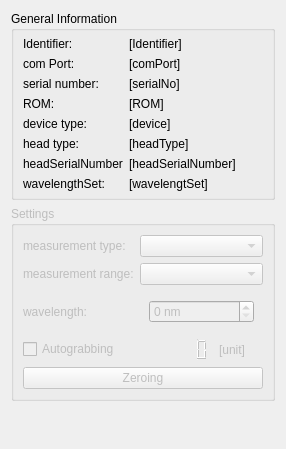
itom-project/plugins, file OphirPowermeter/dockWidgetOphirPowermeter.ui: the form before one commit.
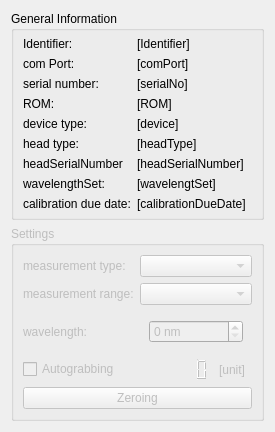
The form after the commit.

Commit message: OphirPowermeter: improved init of plugin

```diff
--- a/OphirPowermeter/dockWidgetOphirPowermeter.ui
+++ b/OphirPowermeter/dockWidgetOphirPowermeter.ui
@@ -6,8 +6,8 @@
    <rect>
     <x>0</x>
     <y>0</y>
-    <width>286</width>
-    <height>417</height>
+    <width>262</width>
+    <height>425</height>
    </rect>
   </property>
   <property name="windowTitle">
@@ -136,13 +136,6 @@
         </property>
        </widget>
       </item>
-      <item row="6" column="0">
-       <widget class="QLabel" name="label_5">
-        <property name="text">
-         <string>headSerialNumber</string>
-        </property>
-       </widget>
-      </item>
       <item row="6" column="1">
        <widget class="QLabel" name="lblHeadSerialNumber">
         <property name="text">
@@ -150,10 +143,31 @@
         </property>
        </widget>
       </item>
+      <item row="6" column="0">
+       <widget class="QLabel" name="label_5">
+        <property name="text">
+         <string>headSerialNumber</string>
+        </property>
+       </widget>
+      </item>
+      <item row="8" column="0">
+       <widget class="QLabel" name="label_11">
+        <property name="text">
+         <string>calibration due date:</string>
+        </property>
+       </widget>
+      </item>
+      <item row="8" column="1">
+       <widget class="QLabel" name="lblCalibrationDueDate">
+        <property name="text">
+         <string>[calibrationDueDate]</string>
+        </property>
+       </widget>
+      </item>
      </layout>
     </widget>
    </item>
-   <item row="1" column="0" colspan="2">
+   <item row="2" column="0" colspan="2">
     <widget class="QGroupBox" name="groupBoxSettings">
      <property name="enabled">
       <bool>false</bool>
@@ -286,24 +300,6 @@
      </layout>
     </widget>
    </item>
-   <item row="2" column="1">
-    <widget class="QLabel" name="labelVal">
-     <property name="font">
-      <font>
-       <pointsize>20</pointsize>
-      </font>
-     </property>
-     <property name="lineWidth">
-      <number>1</number>
-     </property>
-     <property name="text">
-      <string/>
-     </property>
-     <property name="textFormat">
-      <enum>Qt::RichText</enum>
-     </property>
-    </widget>
-   </item>
    <item row="3" column="0">
     <spacer name="verticalSpacer">
      <property name="orientation">
```
The commit also changes 5 other files.
